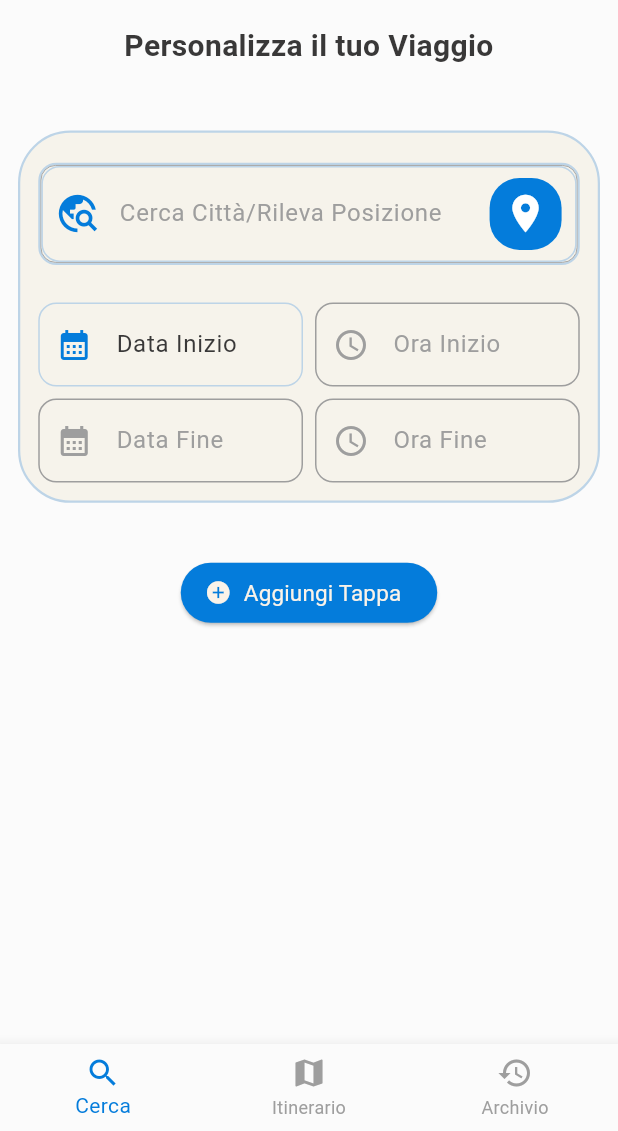
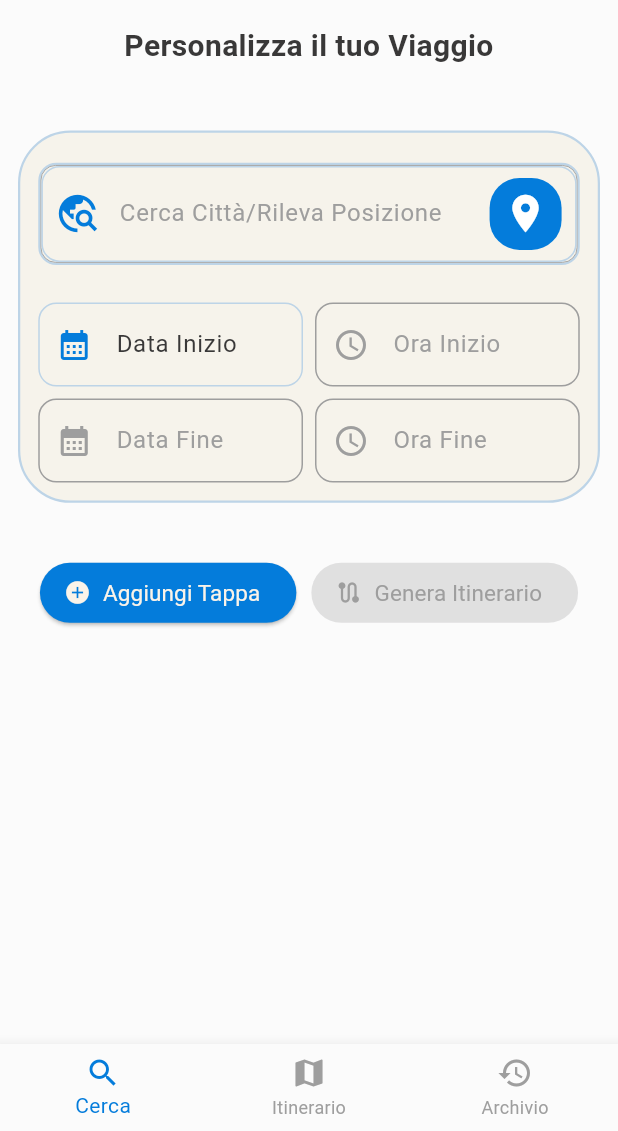
Before and after one commit to alessandrosaddo/CicerAI, a Flutter app: the screen it shows after launch, on a phone screen of 412 x 824 dp, the part 105-1236 px from its top. Run offline on Flutter 3.47's test engine with Material 3 defaults, Android fonts, the phone set to English and light mode, and no system bars; drawn by our look-alikes of google_places_flutter; our stand-ins replace flutter_dotenv, geocoding, geolocator, google_fonts.

Commit message:
Add button 'Genera Itinerario' with validation and refactor navigation

```diff
--- a/lib/main.dart
+++ b/lib/main.dart
@@ -47,15 +47,15 @@ class MainNavigation extends StatefulWidget {
 class _MainNavigationState extends State<MainNavigation> {
   int _selectedIndex = 0;
 
-  final List<Widget> _screens = [
-    HomeScreen(),
-    ItineraryScreen(),
-    HistoryScreen(),
-  ];
-
   void _onItemTapped(int index) {
     setState(() {
       _selectedIndex = index;
+    });
+  }
+
+  void _navigateToItinerary() {
+    setState(() {
+      _selectedIndex = 1;
     });
   }
 
@@ -63,7 +63,14 @@ class _MainNavigationState extends State<MainNavigation> {
   Widget build(BuildContext context) {
     return Scaffold(
       appBar: const CustomAppBar(),
-      body: _screens[_selectedIndex],
+      body: IndexedStack(
+        index: _selectedIndex,
+        children: [
+          HomeScreen(onNavigateToItinerary: _navigateToItinerary),
+          ItineraryScreen(),
+          HistoryScreen(),
+        ],
+      ),
       bottomNavigationBar: MyBottomNavigationBar(
         selectedIndex: _selectedIndex,
         onItemTapped: _onItemTapped,
--- a/lib/screens/home_screen.dart
+++ b/lib/screens/home_screen.dart
@@ -4,7 +4,8 @@ import 'package:cicer_ai/widgets/tappa/tappa_widget.dart';
 import 'package:cicer_ai/models/tappa_data.dart';
 
 class HomeScreen extends StatefulWidget {
-  const HomeScreen({super.key});
+  final VoidCallback? onNavigateToItinerary;
+  const HomeScreen({super.key, this.onNavigateToItinerary});
 
   @override
   State<HomeScreen> createState() => _HomeScreenState();
@@ -30,8 +31,29 @@ class _HomeScreenState extends State<HomeScreen> {
     });
   }
 
+  bool _areAllTappeComplete() {
+    for (final tappa in tappeData) {
+      if (tappa.citta.trim().isEmpty ||
+          tappa.dataInizio == null ||
+          tappa.dataFine == null ||
+          tappa.oraInizio.trim().isEmpty ||
+          tappa.oraFine.trim().isEmpty) {
+        return false;
+      }
+    }
+    return true;
+  }
+
+  void _navigateToItinerary() {
+    if (widget.onNavigateToItinerary != null) {
+      widget.onNavigateToItinerary!();
+    }
+  }
+
   @override
   Widget build(BuildContext context) {
+    final bool isGenerateEnabled = _areAllTappeComplete();
+
     return Scaffold(
       body: SingleChildScrollView(
         padding: const EdgeInsets.symmetric(horizontal: 0, vertical: 16),
@@ -89,6 +111,31 @@ class _HomeScreenState extends State<HomeScreen> {
                     backgroundColor: AppColors.primary(context),
                   ),
                 ),
+
+                const SizedBox(width: 10),
+
+                ElevatedButton.icon(
+                  onPressed: isGenerateEnabled ? _navigateToItinerary : null,
+                  icon: Icon(
+                    Icons.route,
+                    color: isGenerateEnabled
+                      ? AppColors.secondary(context)
+                      : AppColors.disabledText(context),
+                  ),
+                  label: Text(
+                    "Genera Itinerario",
+                    style: TextStyle(
+                      fontSize: 15,
+                      fontWeight: FontWeight.w400,
+                      color: isGenerateEnabled
+                          ? AppColors.secondary(context)
+                          : AppColors.disabledText(context),
+                    ),
+                  ),
+                  style: ElevatedButton.styleFrom(
+                    backgroundColor: AppColors.primary(context),
+                  ),
+                ),
               ],
             ),
 
--- a/lib/services/location_service.dart
+++ b/lib/services/location_service.dart
@@ -45,7 +45,6 @@ class LocationService {
 
       return placemarks.first.locality;
     } catch (e) {
-      // ✅ Aggiungi logging
       debugPrint('Errore nel recupero della posizione: $e');
       return null;
     }
```
